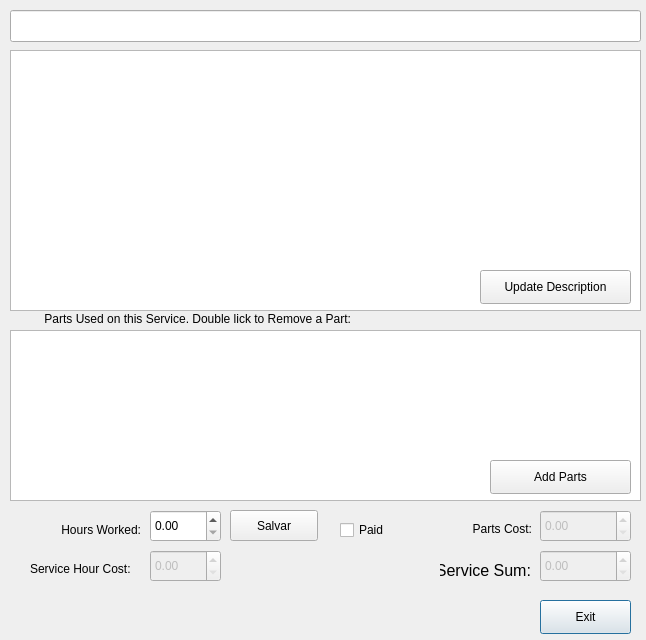
First picture: the form in Client_Add_service.ui, repository bedi1982/Oficina, before the edit.
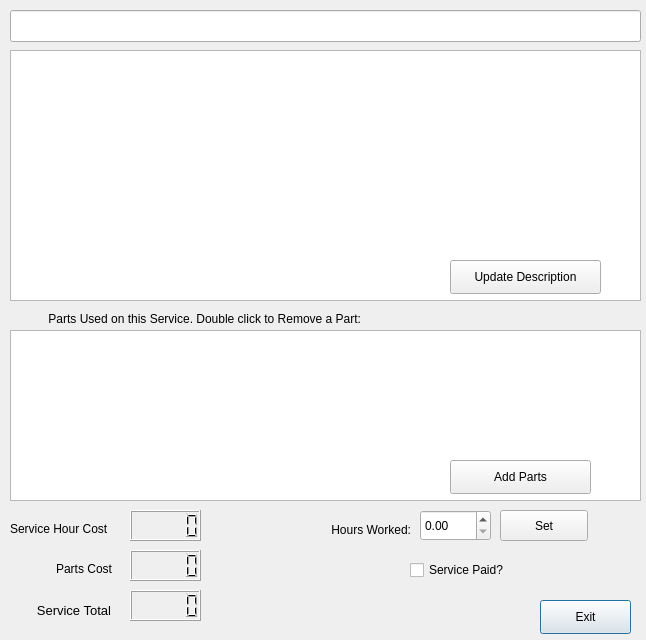
Second picture: the form after the edit.

Diff of the .ui file:
```diff
--- a/Client_Add_service.ui
+++ b/Client_Add_service.ui
@@ -41,14 +41,14 @@
   <widget class="QLabel" name="lbl_PartsCost">
    <property name="geometry">
     <rect>
-     <x>430</x>
-     <y>520</y>
+     <x>10</x>
+     <y>560</y>
      <width>102</width>
      <height>18</height>
     </rect>
    </property>
    <property name="text">
-    <string>Parts Cost:</string>
+    <string>Parts Cost</string>
    </property>
    <property name="alignment">
     <set>Qt::AlignRight|Qt::AlignTrailing|Qt::AlignVCenter</set>
@@ -57,19 +57,19 @@
   <widget class="QLabel" name="lbl_totlaServiceCost">
    <property name="geometry">
     <rect>
-     <x>440</x>
-     <y>560</y>
-     <width>91</width>
+     <x>10</x>
+     <y>600</y>
+     <width>101</width>
      <height>20</height>
     </rect>
    </property>
    <property name="font">
     <font>
-     <pointsize>12</pointsize>
+     <pointsize>10</pointsize>
     </font>
    </property>
    <property name="text">
-    <string>Service Sum:</string>
+    <string>Service Total</string>
    </property>
    <property name="alignment">
     <set>Qt::AlignRight|Qt::AlignTrailing|Qt::AlignVCenter</set>
@@ -81,7 +81,7 @@
    </property>
    <property name="geometry">
     <rect>
-     <x>490</x>
+     <x>450</x>
      <y>460</y>
      <width>141</width>
      <height>34</height>
@@ -116,44 +116,6 @@
     <string/>
    </property>
   </widget>
-  <widget class="QDoubleSpinBox" name="Spin_TotalserviceCost">
-   <property name="enabled">
-    <bool>false</bool>
-   </property>
-   <property name="geometry">
-    <rect>
-     <x>540</x>
-     <y>550</y>
-     <width>91</width>
-     <height>32</height>
-    </rect>
-   </property>
-   <property name="maximum">
-    <double>9999.989999999999782</double>
-   </property>
-   <property name="singleStep">
-    <double>5.000000000000000</double>
-   </property>
-  </widget>
-  <widget class="QDoubleSpinBox" name="Spin_PartsCost">
-   <property name="enabled">
-    <bool>false</bool>
-   </property>
-   <property name="geometry">
-    <rect>
-     <x>540</x>
-     <y>510</y>
-     <width>91</width>
-     <height>32</height>
-    </rect>
-   </property>
-   <property name="maximum">
-    <double>99999.990000000005239</double>
-   </property>
-   <property name="singleStep">
-    <double>5.000000000000000</double>
-   </property>
-  </widget>
   <widget class="QTableView" name="tbl_Parts_Used_In_Service">
    <property name="enabled">
     <bool>true</bool>
@@ -172,12 +134,12 @@
     <rect>
      <x>0</x>
      <y>310</y>
-     <width>351</width>
+     <width>361</width>
      <height>18</height>
     </rect>
    </property>
    <property name="text">
-    <string>Parts Used on this Service. Double lick to Remove a Part:</string>
+    <string>Parts Used on this Service. Double click to Remove a Part:</string>
    </property>
    <property name="alignment">
     <set>Qt::AlignRight|Qt::AlignTrailing|Qt::AlignVCenter</set>
@@ -189,14 +151,14 @@
    </property>
    <property name="geometry">
     <rect>
-     <x>340</x>
-     <y>520</y>
-     <width>61</width>
+     <x>410</x>
+     <y>560</y>
+     <width>111</width>
      <height>20</height>
     </rect>
    </property>
    <property name="text">
-    <string>Paid</string>
+    <string>Service Paid?</string>
    </property>
   </widget>
   <widget class="QPushButton" name="btn_Update_Service_Description">
@@ -205,8 +167,8 @@
    </property>
    <property name="geometry">
     <rect>
-     <x>480</x>
-     <y>270</y>
+     <x>450</x>
+     <y>260</y>
      <width>151</width>
      <height>34</height>
     </rect>
@@ -221,7 +183,7 @@
      <x>10</x>
      <y>50</y>
      <width>631</width>
-     <height>261</height>
+     <height>251</height>
     </rect>
    </property>
    <property name="html">
@@ -238,14 +200,14 @@
    </property>
    <property name="geometry">
     <rect>
-     <x>230</x>
+     <x>500</x>
      <y>510</y>
      <width>88</width>
      <height>31</height>
     </rect>
    </property>
    <property name="text">
-    <string>Salvar</string>
+    <string>Set</string>
    </property>
   </widget>
   <widget class="QDoubleSpinBox" name="Spin_Hand_Work_Hours">
@@ -254,10 +216,10 @@
    </property>
    <property name="geometry">
     <rect>
-     <x>150</x>
+     <x>420</x>
      <y>510</y>
      <width>71</width>
-     <height>32</height>
+     <height>31</height>
     </rect>
    </property>
    <property name="maximum">
@@ -270,9 +232,9 @@
   <widget class="QLabel" name="lbl_InsertWorkCost">
    <property name="geometry">
     <rect>
-     <x>20</x>
+     <x>320</x>
      <y>520</y>
-     <width>121</width>
+     <width>91</width>
      <height>20</height>
     </rect>
    </property>
@@ -296,30 +258,44 @@
   <widget class="QLabel" name="label">
    <property name="geometry">
     <rect>
-     <x>30</x>
-     <y>560</y>
+     <x>10</x>
+     <y>520</y>
      <width>111</width>
      <height>18</height>
     </rect>
    </property>
    <property name="text">
-    <string>Service Hour Cost:</string>
+    <string>Service Hour Cost</string>
    </property>
   </widget>
-  <widget class="QDoubleSpinBox" name="Spin_ServiceRegistereHandWorkHours">
-   <property name="enabled">
-    <bool>false</bool>
+  <widget class="QLCDNumber" name="lcd_Hour_cost">
+   <property name="geometry">
+    <rect>
+     <x>130</x>
+     <y>510</y>
+     <width>71</width>
+     <height>31</height>
+    </rect>
    </property>
+  </widget>
+  <widget class="QLCDNumber" name="lcd_Parts_Cost">
    <property name="geometry">
     <rect>
-     <x>150</x>
+     <x>130</x>
      <y>550</y>
      <width>71</width>
-     <height>32</height>
+     <height>31</height>
     </rect>
    </property>
-   <property name="singleStep">
-    <double>1.000000000000000</double>
+  </widget>
+  <widget class="QLCDNumber" name="lcd_Service_Total">
+   <property name="geometry">
+    <rect>
+     <x>130</x>
+     <y>590</y>
+     <width>71</width>
+     <height>31</height>
+    </rect>
    </property>
   </widget>
   <zorder>tbl_Parts_Used_In_Service</zorder>
```
Left out of the diff: 10 changed lines with no effect on the pictures.
